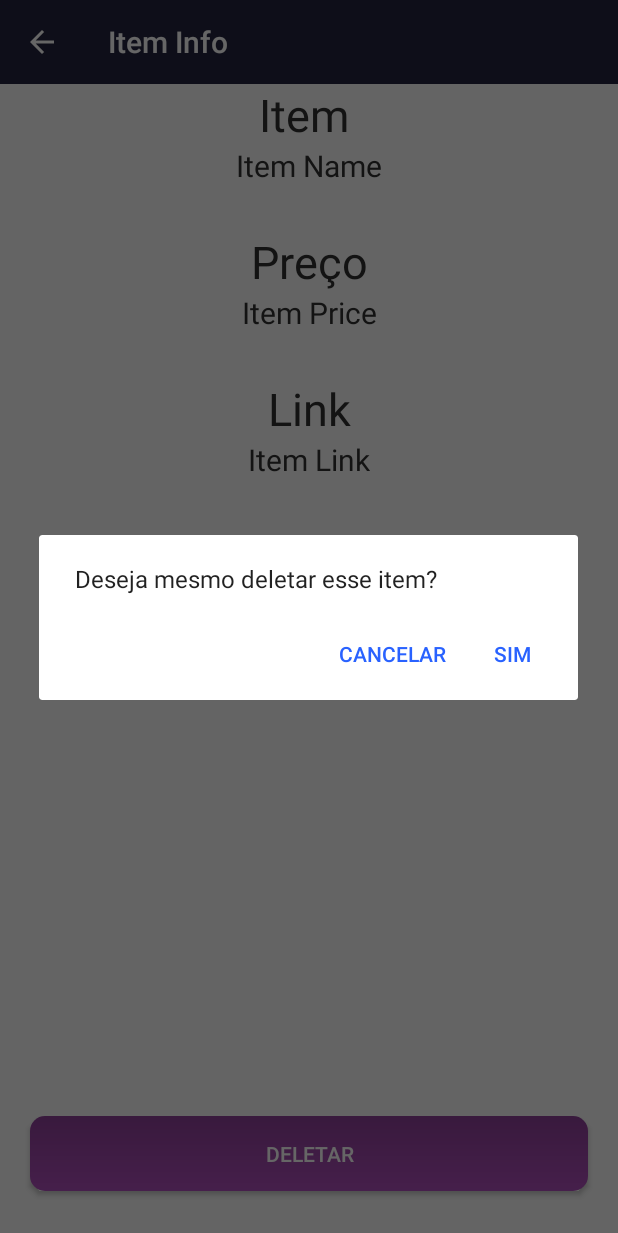
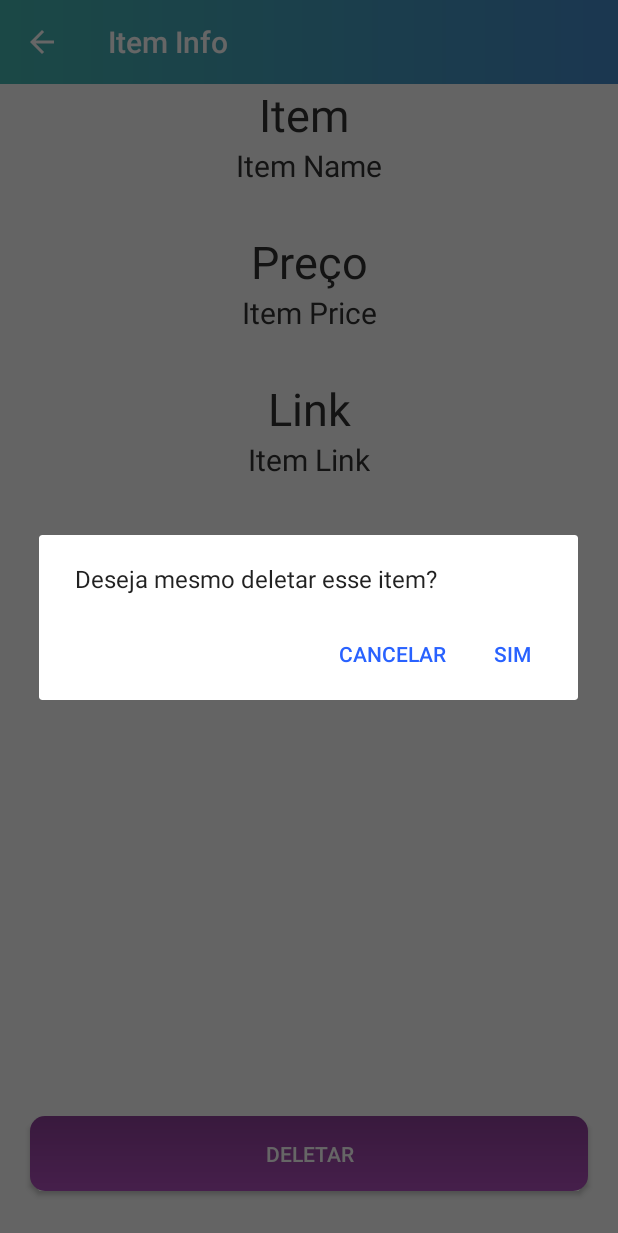
Before and after one commit to rodrigoosoares/Lista, an Android app: the ItemInfoActivity screen opened directly, with no data from a screen before it, after a tap on "DELETAR", on a phone screen of 412 x 824 dp. Shown: the top 1233 px of the screen. Run offline under Robolectric (Android 15) with nearby library versions, the phone set to English and light mode, and no system bars; 5 statements that could not run were skipped.

Commit message:
Color chaged

```diff
--- a/app/src/main/java/com/rodrigo/soares/lista/activities/MainPageActivity.kt
+++ b/app/src/main/java/com/rodrigo/soares/lista/activities/MainPageActivity.kt
@@ -75,6 +75,7 @@ class MainPageActivity : AppCompatActivity() {
     private fun setUp(){
         setContentView(R.layout.activity_main)
         setSupportActionBar(toolbar)
+        supportActionBar!!.title = "Controle de gastos"
         window.statusBarColor = ResourcesCompat.getColor(resources, R.color.colorDark, null)
 
         mPresenter = MainPagePresenter(this)
--- a/app/src/main/java/com/rodrigo/soares/lista/adapters/ReclyclerViewListsAdapter.kt
+++ b/app/src/main/java/com/rodrigo/soares/lista/adapters/ReclyclerViewListsAdapter.kt
@@ -31,7 +31,6 @@ class ReclyclerViewListsAdapter(val activity: MainPageActivity, val lists: Mutab
 
     override fun onBindViewHolder(holder: ViewHolder, position: Int) {
         holder.title.text = lists[position].titulo
-        holder.qtItem.text = ItemDAO(activity.getConnection()).getQtByIdLista(lists[position].id!!).toString()
         var itensValue = 0.0
         ItemDAO(activity.getConnection()).getAllByIdLista(lists[position].id!!).forEach { itensValue += it.price }
         holder.valueItens.text = NumberFormat.getCurrencyInstance(Locale("pt", "BR")).format(itensValue)
@@ -84,7 +83,6 @@ class ReclyclerViewListsAdapter(val activity: MainPageActivity, val lists: Mutab
 
     class ViewHolder(view: View, activity: MainPageActivity, lists: MutableList<Lista>) : RecyclerView.ViewHolder(view) {
         val title = view.tvNameListRow
-        val qtItem = view.tvQtItemListRow
         val valueItens = view.tvValueItemListRow
 //        val colorList = view.ivListColor
 
--- a/app/src/main/java/com/rodrigo/soares/lista/fragments/AddListDialogFragment.kt
+++ b/app/src/main/java/com/rodrigo/soares/lista/fragments/AddListDialogFragment.kt
@@ -28,14 +28,11 @@ class AddListDialogFragment : DialogFragment() {
         val layout = inflater?.inflate(R.layout.fragment_dialog_create_list, null)
         builder.setView(layout)
         val btnCreateList = layout?.findViewById<Button>(R.id.btnCreateList)
-        val spColors = layout?.findViewById<Spinner>(R.id.spColors)
         btnCreateList?.setOnClickListener {
             val listName = layout.findViewById<EditText>(R.id.etListName).text.toString()
-            (activity as MainPageActivity).getListDao()!!.save(Lista(listName, spColors?.selectedItem.toString()))
+            (activity as MainPageActivity).getListDao()!!.save(Lista(listName))
             dismiss()
         }
-        val spinnerAdapter = SpinnerColorsAdapter(context)
-        spColors?.adapter = spinnerAdapter
         return builder.create()
     }
 
--- a/app/src/main/java/com/rodrigo/soares/lista/presenters/ItemInfoPresenter.kt
+++ b/app/src/main/java/com/rodrigo/soares/lista/presenters/ItemInfoPresenter.kt
@@ -27,11 +27,11 @@ class ItemInfoPresenter(val activity: ItemInfoActivity) {
         val dialogBuild = AlertDialog.Builder(activity)
 
         dialogBuild.setMessage(R.string.dialogDeleteItem)
-                   .setPositiveButton("Sim") { dialog, which ->
+                   .setPositiveButton(R.string.yes) { dialog, which ->
                        ItemDAO(activity.getConnection()!!).remove(selectedItem)
                        activity.finish()
                    }
-                   .setNegativeButton("Cancelar") { dialog, which ->
+                   .setNegativeButton(R.string.cancel) { dialog, which ->
                        dialog.cancel()
                    }
                    .create()
--- a/app/src/main/res/drawable/border_dark_background.xml
+++ b/app/src/main/res/drawable/border_dark_background.xml
@@ -1,7 +1,5 @@
 <?xml version="1.0" encoding="utf-8"?>
 <shape xmlns:android="http://schemas.android.com/apk/res/android">
-    <!--<solid android:color="@color/colorDark"/>-->
-    <!--<corners android:radius="10dp"/>-->
-    <gradient android:startColor="#1488CC" android:endColor="#2b32b2"/>
+    <gradient android:startColor="@color/colorLight" android:endColor="@color/colorDark"/>
 
 </shape>
--- a/app/src/main/res/drawable/toolbar_background.xml
+++ b/app/src/main/res/drawable/toolbar_background.xml
@@ -1,4 +1,4 @@
 <?xml version="1.0" encoding="utf-8"?>
 <shape xmlns:android="http://schemas.android.com/apk/res/android" android:shape="rectangle" >
-    <solid android:color="@color/colorDark"/>
+    <gradient android:startColor="@color/colorLight" android:endColor="@color/colorDark"/>
 </shape>
--- a/app/src/main/res/layout/activity_main.xml
+++ b/app/src/main/res/layout/activity_main.xml
@@ -7,8 +7,7 @@
         android:layout_width="match_parent"
         android:layout_height="match_parent"
         tools:context=".activities.MainPageActivity"
-        android:background="?attr/backgroundcolor"
-        android:fitsSystemWindows="true">
+        android:background="?attr/backgroundcolor">
 
     <include layout="@layout/toolbar_layout"
              app:layout_constraintTop_toTopOf="parent"/>
@@ -18,7 +17,7 @@
                     android:layout_height="0dp"
                     app:layout_constraintTop_toBottomOf="@+id/toolbar"
                     app:layout_constraintDimensionRatio="3:1"
-                    android:background="@color/colorDark">
+                    android:background="@drawable/border_dark_background">
 
         <TextView android:layout_width="wrap_content"
                   android:layout_height="wrap_content"
--- a/app/src/main/res/layout/toolbar_layout.xml
+++ b/app/src/main/res/layout/toolbar_layout.xml
@@ -4,8 +4,9 @@
                                    xmlns:tools="http://schemas.android.com/tools"
                                    android:layout_width="match_parent"
                                    android:layout_height="wrap_content"
-                                   android:background="@color/colorDark"
+                                   android:background="@drawable/toolbar_background"
                                    android:theme="@style/ToolbarStyle"
                                    app:titleTextColor="@android:color/white"
                                    tools:menu="@menu/lista_toolbar_menu"
-                                   xmlns:app="http://schemas.android.com/apk/res-auto"/>
+                                   xmlns:app="http://schemas.android.com/apk/res-auto"
+                                   android:fitsSystemWindows="true"/>
--- a/app/src/main/res/values/colors.xml
+++ b/app/src/main/res/values/colors.xml
@@ -3,6 +3,6 @@
     <color name="colorPrimary">#00B0FF</color>
     <color name="colorPrimaryDark">#0091EA</color>
     <color name="colorAccent">#2962FF</color>
-    <color name="colorDark">#24243e</color>
-    <color name="colorDarkAccent">#5B5B5B</color>
+    <color name="colorDark">#4489CA</color>
+    <color name="colorLight">#44B5AF</color>
 </resources>
--- a/app/src/main/res/values/strings.xml
+++ b/app/src/main/res/values/strings.xml
@@ -1,6 +1,9 @@
 <resources>
     <!-- General -->
     <string name="app_name">Lista</string>
+    <string name="yes">Sim</string>
+    <string name="no">Não</string>
+    <string name="cancel">Cancelar</string>
 
     <!-- TextViews -->
     <string name="text_total_spending">Gastos totais</string>
@@ -15,6 +18,7 @@
     <!-- Buttons -->
     <string name="btn_criar">Criar</string>
     <string name="btn_add">Adicionar</string>
+    <string name="btn_delete">Deletar</string>
 
     <!-- Dialog -->
     <string name="dialogDeleteItem">Deseja mesmo deletar esse item?</string>
--- a/app/src/main/res/values/styles.xml
+++ b/app/src/main/res/values/styles.xml
@@ -15,6 +15,8 @@
         <item name="spendinginfocolor">#303030</item>
         <item name="colorBackgroundFloating">#303030</item>
 
+        <item name="android:windowTranslucentStatus">true</item>
+        <item name="android:windowTranslucentNavigation">true</item>
     </style>
 
     <style name="NightAppTheme" parent="Theme.AppCompat.Light.NoActionBar">
```
Also changed, not shown: app/src/main/java/com/rodrigo/soares/lista/activities/EditListActivity.kt (+3 -8 lines), app/src/main/java/com/rodrigo/soares/lista/dao/impl/ListaDAO.kt (+4 -9 lines), app/src/main/java/com/rodrigo/soares/lista/models/Lista.kt (+3 -4 lines), app/src/main/res/layout/fragment_dialog_create_list.xml (+1 -6 lines), app/src/main/res/layout/row_list_main_page.xml (+9 -8 lines).
